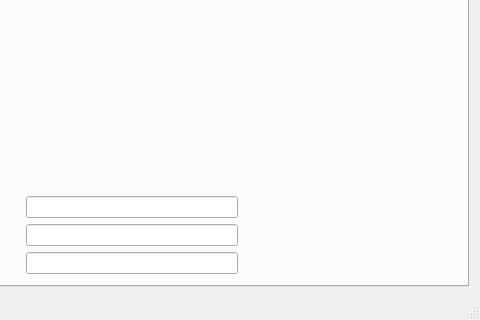
This is ins_board_pc/mainwindow.ui in quantum-pie/ins-board-pc as Qt 5 draws it before an edit; both pictures show x 440 to 920 and y 272 to 592 of the 920 by 592 pixel window. The edited form follows.
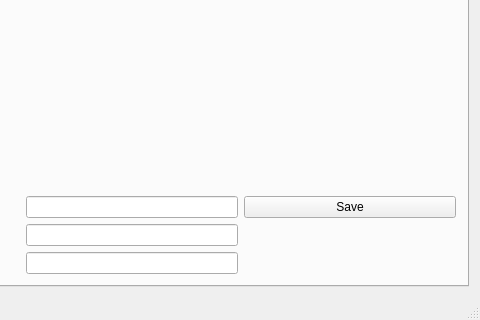
This is the edited form. Custom widgets are drawn as their Qt base class.

Diff of the .ui file:
```diff
--- a/ins_board_pc/mainwindow.ui
+++ b/ins_board_pc/mainwindow.ui
@@ -119,19 +119,6 @@
           </property>
          </widget>
         </item>
-        <item row="4" column="4">
-         <spacer name="horizontalSpacer_2">
-          <property name="orientation">
-           <enum>Qt::Horizontal</enum>
-          </property>
-          <property name="sizeHint" stdset="0">
-           <size>
-            <width>40</width>
-            <height>20</height>
-           </size>
-          </property>
-         </spacer>
-        </item>
         <item row="7" column="4">
          <spacer name="horizontalSpacer_4">
           <property name="orientation">
@@ -190,6 +177,26 @@
         <item row="1" column="3" colspan="2">
          <widget class="QWidget" name="widget_2" native="true"/>
         </item>
+        <item row="0" column="1" colspan="4">
+         <spacer name="horizontalSpacer">
+          <property name="orientation">
+           <enum>Qt::Horizontal</enum>
+          </property>
+          <property name="sizeHint" stdset="0">
+           <size>
+            <width>40</width>
+            <height>20</height>
+           </size>
+          </property>
+         </spacer>
+        </item>
+        <item row="4" column="4">
+         <widget class="QPushButton" name="pushButton_3">
+          <property name="text">
+           <string>Save</string>
+          </property>
+         </widget>
+        </item>
        </layout>
       </widget>
       <widget class="QWidget" name="tab_3">
```
Left out of the diff: 13 changed lines with no effect on the pictures.
